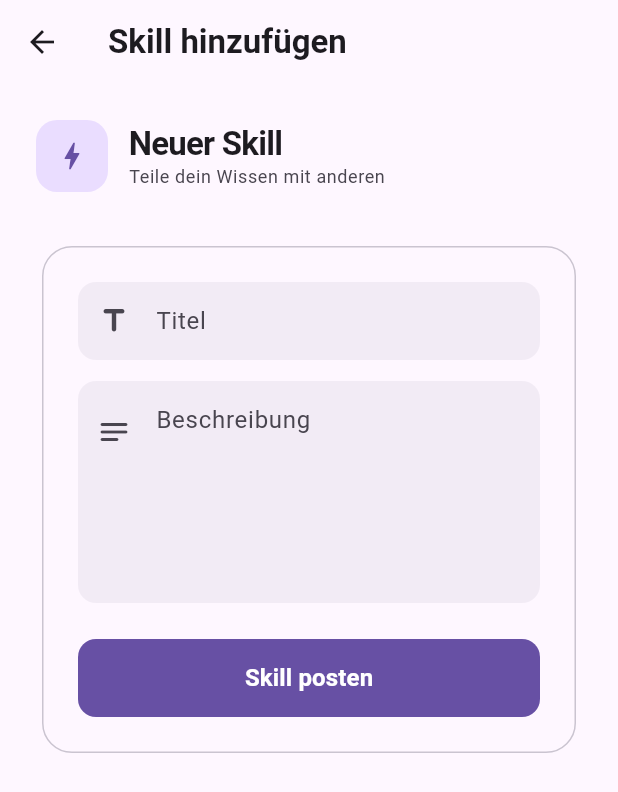
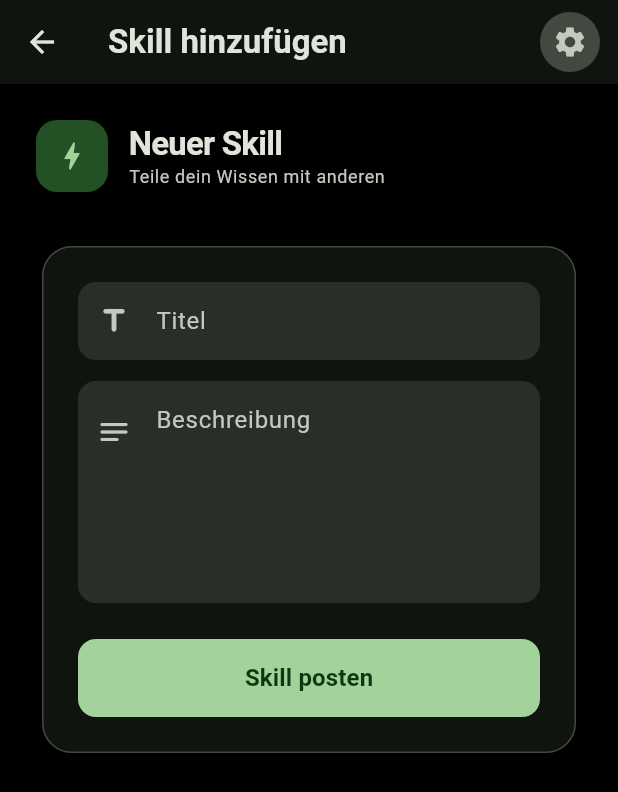
Before and after one commit to GreiFlo/wmc-project-skillable, a Flutter app: the AddSkillPage screen opened directly, on a phone screen of 412 x 824 dp. Shown: the top 792 px of the screen. Run offline on Flutter 3.47's test engine with Material 3 defaults, Android fonts, the phone set to English and light mode, and no system bars; our stand-ins replace fluttertoast, geolocator, shared_preferences; accounts and stored records are empty.

Commit message:
added first Themes to the app

```diff
--- /dev/null
+++ b/skillable_frontend/lib/appthemes.dart
@@ -0,0 +1,25 @@
+import 'package:flutter/material.dart';
+
+
+//AI prompt 6
+class AppThemes {
+  static final ThemeData blueTheme = ThemeData(
+    primaryColor: Colors.blue,
+    scaffoldBackgroundColor: Colors.white,
+    colorScheme: ColorScheme.fromSeed(seedColor: Colors.blue),
+  );
+
+  static final ThemeData redTheme = ThemeData(
+    primaryColor: Colors.red,
+    scaffoldBackgroundColor: Colors.red[50],
+    colorScheme: ColorScheme.fromSeed(seedColor: Colors.red),
+  );
+
+  static final ThemeData darkGreenTheme = ThemeData(
+    brightness: Brightness.dark,
+    primaryColor: Colors.green[900],
+    scaffoldBackgroundColor: Colors.black,
+    colorScheme: ColorScheme.fromSeed(seedColor: Colors.green, brightness: Brightness.dark),
+  );
+
+}
--- a/skillable_frontend/lib/pages/add_skill.dart
+++ b/skillable_frontend/lib/pages/add_skill.dart
@@ -34,6 +34,21 @@ class _AddSkillPage extends State<AddSkillPage> {
           'Skill hinzufügen',
           style: TextStyle(fontWeight: FontWeight.bold),
         ),
+        actions: [
+          Padding(
+            padding: const EdgeInsets.only(right: 12),
+            child: CircleAvatar(
+              backgroundColor: Theme.of(context).colorScheme.surfaceVariant,
+              child: IconButton(
+                icon: Icon(Icons.settings),
+                color: Theme.of(context).colorScheme.onSurfaceVariant,
+                onPressed: () {
+
+                },
+              ),
+            ),
+          ),
+        ],
       ),
       body: SingleChildScrollView(
         padding: const EdgeInsets.all(24),
--- /dev/null
+++ b/skillable_frontend/lib/providers/theme_provider.dart
@@ -0,0 +1,14 @@
+import 'package:flutter/material.dart';
+import 'package:skillable_frontend/appthemes.dart';
+
+// AI prompt 6
+class ThemeProvider extends ChangeNotifier {
+  ThemeData _currentTheme = AppThemes.darkGreenTheme; // Start-Theme
+
+  ThemeData get currentTheme => _currentTheme;
+
+  void setTheme(ThemeData theme) {
+    _currentTheme = theme;
+    notifyListeners();
+  }
+}
--- a/skillable_frontend/pubspec.yaml
+++ b/skillable_frontend/pubspec.yaml
@@ -12,6 +12,7 @@ dependencies:
   fluttertoast: ^9.0.0
   geolocator: ^14.0.2
   http: ^1.6.0
+  provider: ^6.1.5+1
   shared_preferences: ^2.5.4
 
 dev_dependencies:
```
Also changed, not shown: skillable_frontend/lib/main.dart (+12 -1 lines), skillable_frontend/lib/pages/home.dart (+5 -2 lines).
